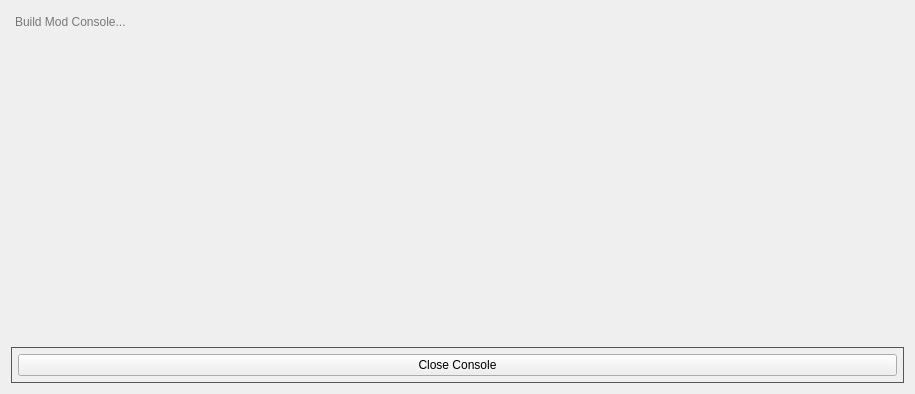
Old version of the form Resources/UI/console.ui in the repository Phils-Hub-Org/cod_waw.stock_map.script_placer.
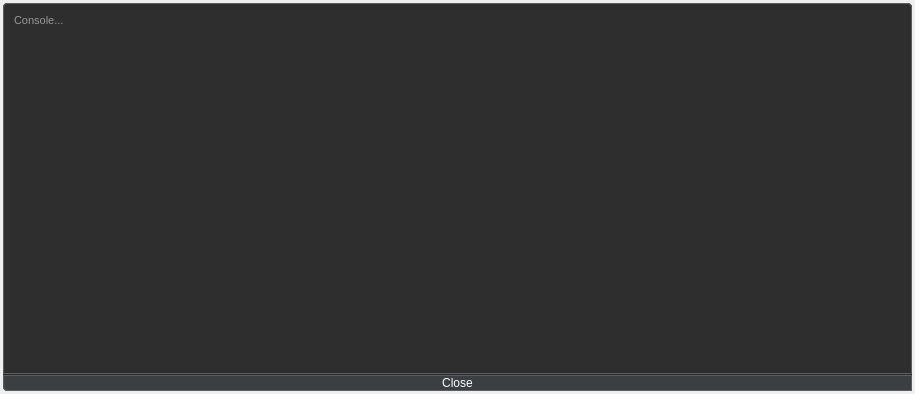
New version of the form. Icons and pictures are not drawn.

```diff
--- a/Resources/UI/console.ui
+++ b/Resources/UI/console.ui
@@ -14,39 +14,41 @@
    <string>ConsoleWidget</string>
   </property>
   <property name="styleSheet">
-   <string notr="true">/* Console QWidget */
-#ConsoleWidget {
-	background-color: #1e1e1e;  /* Dark gray background */
-    border-radius: 4px;          /* Rounded corners */
+   <string notr="true">QToolTip {
+    background-color: #2e2e2e;
+    color: #ffffff;
+    border: 1px solid #5b5e60;
+    padding: 4px;
+    border-radius: 4px;
+    opacity: 200;
+    font-size: 12px;
 }
 
-/* QToolTip */
-QToolTip {
-    background-color: #2e2e2e;   /* Dark gray background */
-    color: #ffffff;              /* White text */
-    border: 1px solid #5b5e60;   /* Light gray border */
-    padding: 4px;                /* Padding for the tooltip */
-    border-radius: 4px;          /* Rounded corners */
-    opacity: 200;                /* Slight transparency */
-    font-size: 12px;             /* Slightly smaller font size for readability */
+QFrame {
+    background-color: #2e2e2e;
+    border-radius: 4px;
 }
 
-/* QMenuBar */
-QMenuBar {
-    background-color: #2e2e2e;    /* Dark gray background */
-    color: #ffffff;               /* White text */
-    border-bottom: 1px solid #5b5e60;  /* Light gray border for separation */
+QPlainTextEdit {
+    color: #fff;
+    border: 1px solid #5b5e60;
+    border-radius: 4px;
+    padding: 6px;
+    font-size: 11px;
+    line-height: 1.4;
 }
 
-QMenuBar::item {
-    background-color: transparent; /* Transparent background */
-    padding: 6px 6px;             /* Padding for menu items */
-    color: #ffffff;                /* White text */
+QPlainTextEdit:focus {
+    border-color: #4a90e2;
+    background-color: #3a3a3a;
 }
 
-QMenuBar::item:selected {          /* Hovered menu item */
-    background-color: #4a90e2;     /* Light blue on hover */
-    color: #ffffff;                /* Ensure text remains white */
+QPushButton {
+    background-color: #3c3f41;
+    color: #fff;
+    border: 1px solid #5b5e60;
+    border-radius: 4px;
+    padding: 0px 0px;
 }
 
 QMenuBar::item:pressed {           /* Pressed menu item */
@@ -54,181 +56,15 @@
     color: #ffffff;                /* Ensure text remains white */
 }
 
-/* QMenu */
-QMenu {
-    background-color: #2e2e2e;     /* Dark gray background for menus */
-    border: 1px solid #5b5e60;     /* Light gray border */
+QPushButton:pressed {
+    background-color: #3d78b2;
+    border-color: #2a5f92;
 }
 
-QMenu::item {
-    background-color: transparent; /* Transparent background for menu items */
-    color: #ffffff;                /* White text */
-	padding: 6px;
-    margin-left: 6px;             /* Padding for each menu item */
-}
-
-QMenu::item:selected {             /* Hovered menu item */
-    background-color: #4a90e2;     /* Light blue background on hover */
-    color: #ffffff;                /* Ensure text remains white */
-}
-
-QMenu::item:pressed {              /* Pressed menu item */
-    background-color: #3d78b2;     /* Darker blue background on press */
-    color: #ffffff;                /* Ensure text remains white */
-}
-
-QMenu::separator {
-    height: 1px;
-    background-color: #5b5e60;     /* Light gray separator between items */
-}
-
-/* QMenu::indicator (checkboxes and radio buttons in menus) */
-QMenu::indicator {
-    width: 16px;
-    height: 16px;
-    background-color: #2e2e2e;     /* Dark gray background for indicators */
-    border: 1px solid #5b5e60;     /* Light gray border */
-    border-radius: 2px;            /* Slightly rounded corners */
-}
-
-QMenu::indicator:checked {
-    background-color: #4a90e2;     /* Light blue when checked */
-    border-color: #3d78b2;         /* Darker blue border when checked */
-}
-
-QMenu::indicator:unchecked {
-    background-color: #2e2e2e;     /* Keep the dark gray when unchecked */
-    border-color: #5b5e60;         /* Light gray border when unchecked */
-}
-
-/* QToolBar */
-QToolBar {
-    background-color: #2e2e2e;      /* Dark gray background */
-    border: 1px solid #5b5e60;      /* Light gray border */
-    padding: 4px;                   /* Padding inside the toolbar */
-    spacing: 4px;                   /* Spacing between toolbar buttons */
-}
-
-QToolBar::handle {
-    background-color: #5b5e60;      /* Light gray handle for draggable toolbars */
-    width: 10px;                    /* Width of the handle */
-	height: 10px;
-    margin: 4px;                    /* Margin around the handle */
-}
-
-QToolBar::separator {
-    background-color: #5b5e60;      /* Light gray for separators */
-    width: 1px;                     /* Thickness of the separator */
-    height: 24px;                   /* Height of the separator */
-    margin: 6px;                    /* Space around the separator */
-}
-
-QToolBar::item {
-    padding: 4px;                   /* Padding for individual toolbar items */
-}
-
-/* QStatusBar */
-QStatusBar {
-    background-color: #2e2e2e;   /* Dark gray background */
-    border-top: 1px solid #5b5e60; /* Light gray top border for separation */
-    color: #ffffff;              /* White text */
-    font-size: 13px;             /* Slightly smaller font for the status bar */
-    padding: 6px;                /* Padding inside the status bar */
-}
-
-QStatusBar::item {
-    border: none;                /* No border around individual status items */
-    padding: 0px 5px;            /* Padding between status bar items */
-}
-
-QStatusBar QLabel {
-    color: #ffffff;              /* White text for any QLabel inside the status bar */
-    background-color: transparent; /* Ensure QLabel in status bar matches the bar's background */
-}
-
-QStatusBar::indicator {
-    background-color: #4a90e2;   /* Optional indicator styling, e.g., for icons or status signals */
-    border-radius: 4px;          /* Rounded corners for any indicator elements */
-}
-
-/* QGroupBox */
-QGroupBox {
-    background-color: #2e2e2e;        /* Dark gray background */
-    border: 1px solid #5b5e60;        /* Light gray border */
-    border-radius: 4px;               /* Rounded corners */
-    margin-top: 15px;                 /* Space above the group box */
-    padding-top: 0px;                    /* Padding inside the group box */
-    color: #ffffff;                   /* White text for the title */
-    font-weight: bold;                /* Bold title text */
-}
-
-QGroupBox::title {
-    subcontrol-origin: margin;
-    subcontrol-position: top left;    /* Position the title at the top left */
-    background-color: transparent;    /* Transparent background for the title */
-    padding: 0 5px;                   /* Padding around the title */
-    color: #ffffff;                   /* White text for the title */
-}
-
-QGroupBox::title:hover {
-    color: #4a90e2;                   /* Light blue title on hover */
-}
-
-QGroupBox:flat {
-    border: none;                     /* No border when the group box is flat */
-}
-
-QGroupBox:disabled {
-    color: #777777;                   /* Lighter gray text for disabled group box */
-    border-color: #5b5e60;            /* Keep the light gray border */
-}
-
-/* QGraphicsView */
-QGraphicsView {
-    background-color: #2e2e2e;  /* Dark gray background */
-    border: 1px solid #5b5e60;  /* Light gray border */
-    border-radius: 4px;         /* Rounded corners */
-}
-
-QGraphicsView:focus {
-    border-color: #4a90e2;      /* Light blue border when focused */
-    background-color: #333333;  /* Slightly lighter gray background on focus */
-}
-
-QGraphicsView:disabled {
-    background-color: #2e2e2e;  /* Dark gray background when disabled */
-    border-color: #5b5e60;      /* Light gray border for disabled state */
-    color: #777777;             /* Lighter gray for disabled text or content */
-}
-
-QGraphicsView::viewport {
-    background-color: #2e2e2e;  /* Dark gray background for the viewport */
-}
-
-/* QScrollArea
-This covers around the outter edge, like 2-3px maybe */
-QScrollArea {
-    background-color: #2e2e2e;  /* Dark gray background */
-    border: 1px solid #5b5e60;  /* Light gray border */
-    border-radius: 4px;         /* Rounded corners */
-    padding: 5px;               /* Padding inside the scroll area */
-}
-
-/* Alternatively, this may also target the viewport more directly
-This covers the whole area, including above/below the scrollbar */
-QScrollArea QWidget {
-    background-color: #2e2e2e;          /* Ensures all content within is black */
-}
-
-/* QScrollArea Viewport
-This covers above/below the scrollbar */
-QScrollArea &gt; QWidget {
-    background-color: #2e2e2e;          /* Background of the viewport widget */
-}
-
-/* Scroll Corner (the area between horizontal and vertical scroll bars) */
-QScrollArea::corner {
-    background-color: #2e2e2e;  /* Dark gray to match the overall scroll area */
+QPushButton:checked {
+    background-color: #4a90e2;
+    border-color: #3d78b2;
+    color: #fff;
 }
 
 QScrollBar:vertical {
@@ -238,7 +74,7 @@
 
 QScrollBar::handle:vertical {
     background: #61657B;
-    min-height: 30px;
+    min-height: 15px;
 }
 
 QScrollBar::handle:vertical:hover {
@@ -259,369 +95,33 @@
 
 QScrollBar::add-page:vertical, QScrollBar::sub-page:vertical {
     background: none;
-}
-
-/* QLabel */
-QLabel {
-    color: #ffffff;             /* White text */
-}
-
-/* QFrame */
-QFrame {
-    background-color: #2e2e2e;  /* Dark gray for frames */
-}
-
-/* QLineEdit */
-QLineEdit {
-    background-color: #2e2e2e;  /* Dark gray background for input fields */
-    color: #ffffff;             /* White text */
-    border: 1px solid #5b5e60;  /* Light gray border */
-    border-radius: 4px;         /* Rounded corners */
-}
-
-QLineEdit:focus {
-    border-color: #4a90e2;      /* Light blue border when focused */
-    background-color: #333333;  /* Slightly lighter gray on focus */
-}
-
-/* QListWidget */
-QListWidget {
-    background-color: #2e2e2e;      /* Dark gray background */
-    color: #ffffff;                 /* White text */
-    border: 1px solid #5b5e60;      /* Light gray border */
-    padding: 4px;                   /* Padding around the list */
-}
-
-QListWidget::item {
-    background-color: transparent;  /* Transparent background for items */
-    color: #ffffff;                 /* White text for list items */
-    border: none;                   /* No border for list items */
-}
-
-QListWidget::item:selected {
-    background-color: #4a90e2;      /* Light blue background when selected */
-    color: #ffffff;                 /* Ensure text remains white when selected */
-}
-
-QListWidget::item:hover {
-    background-color: #3d78b2;      /* Darker blue on hover */
-    color: #ffffff;                 /* Ensure text remains white when hovered */
-}
-
-QListWidget::item:focus {
-    border: 1px solid #4a90e2;      /* Light blue border on focus */
-}
-
-/* QPlainTextEdit */
-QPlainTextEdit {
-    background-color: #2b2b2b;  /* Darker gray background for text area */
-    color: #ffffff;             /* White text */
-    border: 1px solid #5b5e60;  /* Light gray border */
-    border-radius: 0px;         /* No rounded corners */
-    padding: 10px;              /* Comfortable padding for text input */
-    line-height: 1.4;           /* Adjust line spacing for readability */
-}
-
-QPlainTextEdit:focus {
-    border-color: #4a90e2;      /* Light blue border on focus */
-    background-color: #3a3a3a;  /* Slightly lighter gray on focus */
-}
-
-/* QTabWidget */
-QTabWidget::pane {
-    background-color: #2e2e2e;      /* Dark gray background */
-    border: 1px solid #5b5e60;      /* Light gray border around the pane */
-    padding: 4px;                   /* Padding inside the pane */
-}
-
-QTabWidget::tab-bar {
-    left: 0px;                      /* Space from the left */
-}
-
-/* QTabBar::tab */
-QTabBar::tab {
-    background-color: #3c3f41;      /* Dark gray background for tabs */
-    color: #ffffff;                 /* White text for tabs */
-    border-left: 1px solid #5b5e60;      /* Light gray border around tabs */
-    border-top: 1px solid #5b5e60;
-    border-right: 1px solid #5b5e60;
-    padding: 4px 8px;              /* Padding for each tab */
-    margin-left: 2px;                    /* Slight margin between tabs */
-    margin-right: 2px;
-    border-top-left-radius: 4px;    /* Rounded top corners */
-    border-top-right-radius: 4px;   /* Rounded top corners */
-}
-
-/* Selected tab */
-QTabBar::tab:selected {
-    background-color: #4a90e2;      /* Light blue background for selected tab */
-    color: #ffffff;                 /* White text for selected tab */
-    border-color: #4a90e2;          /* Blue border for selected tab */
-}
-
-/* Hovered tab */
-QTabBar::tab:hover {
-    background-color: #3d78b2;      /* Darker blue on hover */
-    color: #ffffff;                 /* White text */
-}
-
-/* Disabled tab */
-QTabBar::tab:disabled {
-    background-color: #2e2e2e;      /* Dark gray for disabled tab */
-    color: #777777;                 /* Light gray text for disabled tabs */
-}
-
-/* Focused tab */
-QTabBar::tab:focus {
-    border: 1px solid #4a90e2;      /* Blue border when tab is focused */
-}
-
-/* Tab close button (optional) */
-QTabBar::close-button {
-    /* image: url(close-icon.png);     Replace with your close icon path */
-    subcontrol-position: right;     /* Position the close button on the right */
-    margin: 0 8px 0 0;              /* Spacing for the close button */
-}
-/*
-QTabBar::close-button:hover {
-    image: url(close-icon-hover.png);   Change icon on hover 
-}*/
-
-/* QComboBox */
-QComboBox {
-    background-color: #2e2e2e;       /* Dark gray background */
-    color: #ffffff;                  /* White text */
-    border: 1px solid #5b5e60;       /* Light gray border */
-    border-radius: 4px;              /* Rounded corners */
-    padding-left: 2px;                    /* Padding inside the combo box */
-}
-
-QComboBox:hover {
-    background-color: #3a3a3a;       /* Slightly lighter gray on hover */
-    border-color: #4a90e2;           /* Light blue border on hover */
-}
-
-QComboBox:focus {
-    background-color: #333333;       /* Lighter gray on focus */
-    border-color: #4a90e2;           /* Light blue border on focus */
-}
-
-QComboBox::drop-down {
-    subcontrol-origin: padding;
-    subcontrol-position: top right;
-    width: 30px;                      /* Width of the drop-down button */
-    background-color: #2e2e2e;        /* Dark gray background for drop-down */
-    border-left: 1px solid #5b5e60;   /* Light gray separator between drop-down button and combo box */
-}
-
-QComboBox::down-arrow {
-    image: url(:/888EAC-20px/ICONS/888EAC-20px/arrow-down.svg);  /*Replace with your down arrow icon */
-    width: 12px;                         /* Width of the arrow */
-    height: 12px;                        /* Height of the arrow */
-}
-
-QComboBox::down-arrow:hover {
-    image: url(:/888EAC-20px/ICONS/888EAC-20px/arrow-down.svg); /* Optional: different icon on hover */
-}
-
-QComboBox QAbstractItemView {
-    background-color: #2e2e2e;        /* Dark gray background for drop-down list */
-    color: #ffffff;                   /* White text */
-    border: 1px solid #5b5e60;        /* Light gray border around the list */
-    selection-background-color: #4a90e2;  /* Light blue background for selected item */
-    selection-color: #ffffff;         /* White text for selected item */
-}
-
-QComboBox QAbstractItemView::item {
-    background-color: transparent;    /* Transparent background for list items */
-    padding: 6px;                     /* Padding for each item in the list */
-}
-
-QComboBox QAbstractItemView::item:selected {
-    background-color: #4a90e2;        /* Light blue when an item is selected */
-    color: #ffffff;                   /* White text for selected item */
-}
-
-QComboBox QAbstractItemView::item:hover {
-    background-color: #3d78b2;        /* Darker blue on hover */
-    color: #ffffff;                   /* White text when hovered */
-}
-
-QComboBox:disabled {
-    background-color: #2e2e2e;        /* Dark gray background when disabled */
-    color: #777777;                   /* Lighter gray text when disabled */
-    border-color: #5b5e60;            /* Keep the light gray border */
-}
-
-/* QPushButton */
-QPushButton {
-    background-color: #3c3f41;  /* Dark gray background */
-    color: #ffffff;             /* White text */
-    border: 1px solid #5b5e60;  /* Light gray border */
-    border-radius: 4px;         /* Rounded corners */
-	padding: 0px 0px;
-}
-
-QPushButton:hover {
-    background-color: #4a90e2;  /* Light blue on hover */
-    border-color: #3d78b2;      /* Darker blue border */
-}
-
-QPushButton:pressed {
-    background-color: #3d78b2;  /* Darker blue on press */
-    border-color: #2a5f92;      /* Even darker border when pressed */
-}
-
-/* QCheckBox */
-QCheckBox {
-    color: #ffffff;                 /* White text for checkbox label */
-    spacing: 6px;                   /* Space between checkbox and label */
-}
-
-QCheckBox::indicator {
-    width: 14px;                    /* Set the size of the checkbox */
-    height: 14px;
-    background-color: #2e2e2e;      /* Dark gray background for the checkbox */
-    border: 1px solid #5b5e60;      /* Light gray border */
-    border-radius: 2px;             /* Slight rounding for modern look */
-}
-
-/* Hovered checkbox */
-QCheckBox::indicator:hover {
-    background-color: #3b73b4;      /* Light blue on hover */
-    border-color: #ff050d;          /* Darker blue border on hover */
-}
-
-/*
-red: ff050d
-green: 0dce1d
-*/
-
-/* Checked checkbox */
-QCheckBox::indicator:checked {
-    background-color: #4a90e2;      /* Light blue when checked */
-    border-color: #3d78b2;          /* Darker blue border when checked */
-/*    image: url(:/checked-icon.png);  Replace with your checkmark icon if needed */
-}
-
-QCheckBox::indicator:checked:hover {
-    border-color: #0dce1d;
-}
-
-/* Indeterminate checkbox (for tri-state checkboxes) */
-QCheckBox::indicator:indeterminate {
-    background-color: #4a90e2;      /* Light blue when in indeterminate state */
-    border-color: #3d78b2;          /* Darker blue border */
-/*    image: url(:/indeterminate-icon.png);  Replace with your indeterminate icon */
-}
-
-/* Pressed checkbox */
-QCheckBox::indicator:pressed {
-    background-color: #3d78b2;      /* Darker blue on press */
-    border-color: #2a5f92;          /* Even darker border when pressed */
-}
-
-/* Disabled checkbox */
-QCheckBox::indicator:disabled {
-    background-color: #2e2e2e;      /* Dark gray when disabled */
-    border-color: #5b5e60;          /* Light gray border */
-    color: #777777;                 /* Light gray label when disabled */
-}
-
-/* QRadioButton */
-QRadioButton {
-    color: #ffffff;              /* White text */
-    spacing: 5px;                /* Space between radio button and label */
-}
-
-QRadioButton::indicator {
-    width: 14px;                 /* Size of the radio button */
-    height: 14px;
-    background-color: #2e2e2e;   /* Dark gray background for the indicator */
-    border: 1px solid #5b5e60;   /* Light gray border */
-    border-radius: 8px;          /* Circular radio button */
-}
-
-QRadioButton::indicator:hover {
-    background-color: #4a90e2;   /* Light blue on hover */
-    border-color: #3d78b2;       /* Darker blue border on hover */
-}
-
-QRadioButton::indicator:checked {
-    background-color: #4a90e2;   /* Light blue when checked */
-    border-color: #3d78b2;       /* Darker blue border when checked */
-}
-
-QRadioButton::indicator:pressed {
-    background-color: #3d78b2;   /* Darker blue on press */
-    border-color: #2a5f92;       /* Even darker border on press */
-}
-
-QRadioButton::indicator:checked:pressed {
-    background-color: #3d78b2;   /* Darker blue when checked and pressed */
-    border-color: #2a5f92;       /* Even darker border when checked and pressed */
-}
-
-/* QToolButton */
-QToolButton {
-    background-color: #3c3f41;    /* Dark gray background */
-    color: #ffffff;               /* White text/icon */
-    border: 1px solid #5b5e60;    /* Light gray border */
-    border-radius: 4px;           /* Rounded corners */
-    padding: 0px 0px;            /* Padding for comfortable button size */
-}
-
-QToolButton:hover {
-    background-color: #4a90e2;    /* Light blue background on hover */
-    border-color: #3d78b2;        /* Darker blue border on hover */
-}
-
-QToolButton:pressed {
-    background-color: #3d78b2;    /* Darker blue background on press */
-    border-color: #2a5f92;        /* Even darker border when pressed */
-}
-
-QToolButton:checked {
-    background-color: #3d78b2;    /* Darker blue when checked */
-    border-color: #2a5f92;        /* Border color when checked */
-}
-
-QToolButton:disabled {
-    background-color: #2e2e2e;    /* Dark gray when disabled */
-    color: #777777;               /* Lighter gray text/icon for disabled state */
-    border-color: #5b5e60;        /* Keep the border color same as normal state */
-}
-
-/* QToolButton::menu-button */
-QToolButton::menu-button {
-    background-color: #3c3f41;      /* Dark gray background for menu button */
-    border: 1px solid #5b5e60;      /* Light gray border for menu button */
-    padding: 4px;                   /* Padding for the menu button */
-}
-
-QToolButton::menu-button:hover {
-    background-color: #4a90e2;      /* Light blue on hover */
-    border-color: #3d78b2;          /* Darker blue border on hover */
-}
-
-QToolButton::menu-button:pressed {
-    background-color: #3d78b2;      /* Darker blue on press */
-    border-color: #2a5f92;          /* Even darker border on press */
 }</string>
   </property>
   <layout class="QVBoxLayout" name="verticalLayout">
+   <property name="leftMargin">
+    <number>3</number>
+   </property>
+   <property name="topMargin">
+    <number>3</number>
+   </property>
+   <property name="rightMargin">
+    <number>3</number>
+   </property>
+   <property name="bottomMargin">
+    <number>3</number>
+   </property>
    <item>
     <widget class="QFrame" name="frame">
-     <property name="styleSheet">
-      <string notr="true">QFrame {background: transparent;}</string>
-     </property>
      <property name="frameShape">
       <enum>QFrame::Shape::NoFrame</enum>
      </property>
      <property name="frameShadow">
       <enum>QFrame::Shadow::Raised</enum>
      </property>
-     <layout class="QHBoxLayout" name="horizontalLayout_2">
+     <layout class="QVBoxLayout" name="verticalLayout_2">
+      <property name="spacing">
+       <number>1</number>
+      </property>
       <property name="leftMargin">
        <number>0</number>
       </property>
@@ -638,9 +138,15 @@
        <widget class="QPlainTextEdit" name="console">
         <property name="font">
          <font>
-          <pointsize>9</pointsize>
+          <pointsize>-1</pointsize>
          </font>
         </property>
+        <property name="styleSheet">
+         <string notr="true">QPlainTextEdit {
+	border-bottom-left-radius: 0px;
+	border-bottom-right-radius: 0px;
+}</string>
+        </property>
         <property name="frameShape">
          <enum>QFrame::Shape::NoFrame</enum>
         </property>
@@ -654,44 +160,62 @@
          <double>16.000000000000000</double>
         </property>
         <property name="placeholderText">
-         <string>Build Mod Console...</string>
+         <string>Console...</string>
         </property>
        </widget>
       </item>
-     </layout>
-    </widget>
-   </item>
-   <item>
-    <widget class="QFrame" name="frame_2">
-     <property name="styleSheet">
-      <string notr="true">QFrame {
-    border: 1px solid #555;
-}</string>
-     </property>
-     <property name="frameShape">
-      <enum>QFrame::Shape::NoFrame</enum>
-     </property>
-     <property name="frameShadow">
-      <enum>QFrame::Shadow::Raised</enum>
-     </property>
-     <layout class="QHBoxLayout" name="horizontalLayout">
-      <property name="leftMargin">
-       <number>6</number>
-      </property>
-      <property name="topMargin">
-       <number>6</number>
-      </property>
-      <property name="rightMargin">
-       <number>6</number>
-      </property>
-      <property name="bottomMargin">
-       <number>6</number>
-      </property>
       <item>
-       <widget class="QPushButton" name="close_console_btn">
-        <property name="text">
-         <string>Close Console</string>
+       <widget class="QFrame" name="frame_2">
+        <property name="styleSheet">
+         <string notr="true">QFrame {
+	background: transparent;
+	border-bottom-left-radius: 9px;
+	border-bottom-right-radius: 9px;
+}</string>
         </property>
+        <property name="frameShape">
+         <enum>QFrame::Shape::NoFrame</enum>
+        </property>
+        <property name="frameShadow">
+         <enum>QFrame::Shadow::Raised</enum>
+        </property>
+        <layout class="QHBoxLayout" name="horizontalLayout_2">
+         <property name="spacing">
+          <number>1</number>
+         </property>
+         <property name="leftMargin">
+          <number>0</number>
+         </property>
+         <property name="topMargin">
+          <number>0</number>
+         </property>
+         <property name="rightMargin">
+          <number>0</number>
+         </property>
+         <property name="bottomMargin">
+          <number>0</number>
+         </property>
+         <item>
+          <widget class="QPushButton" name="close_console_btn">
+           <property name="minimumSize">
+            <size>
+             <width>0</width>
+             <height>0</height>
+            </size>
+           </property>
+           <property name="styleSheet">
+            <string notr="true">QPushButton {
+	border-bottom-right-radius: 0px;
+	border-top-left-radius: 0px;
+	border-top-right-radius: 0px;
+}</string>
+           </property>
+           <property name="text">
+            <string>Close</string>
+           </property>
+          </widget>
+         </item>
+        </layout>
        </widget>
       </item>
      </layout>
```
Left out of the diff: 5 changed lines with no effect on the pictures.
